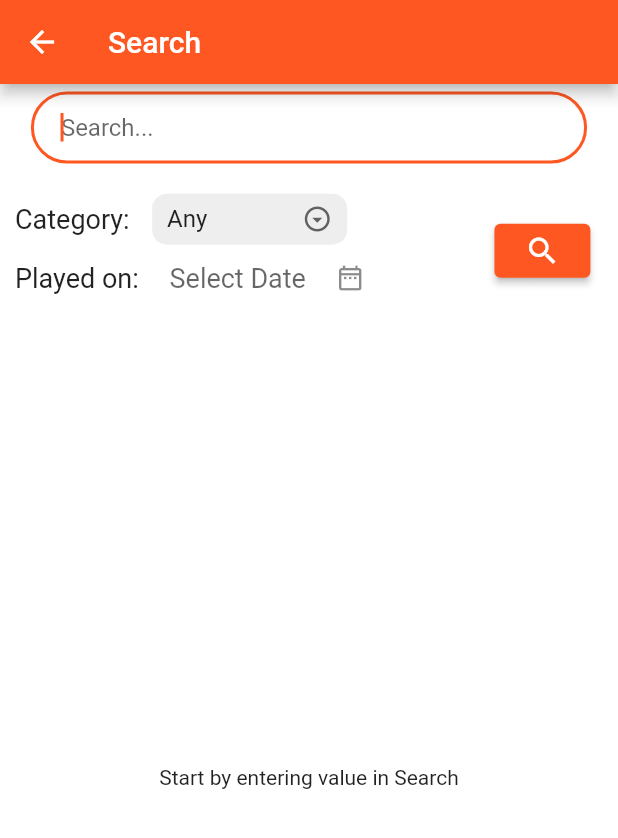
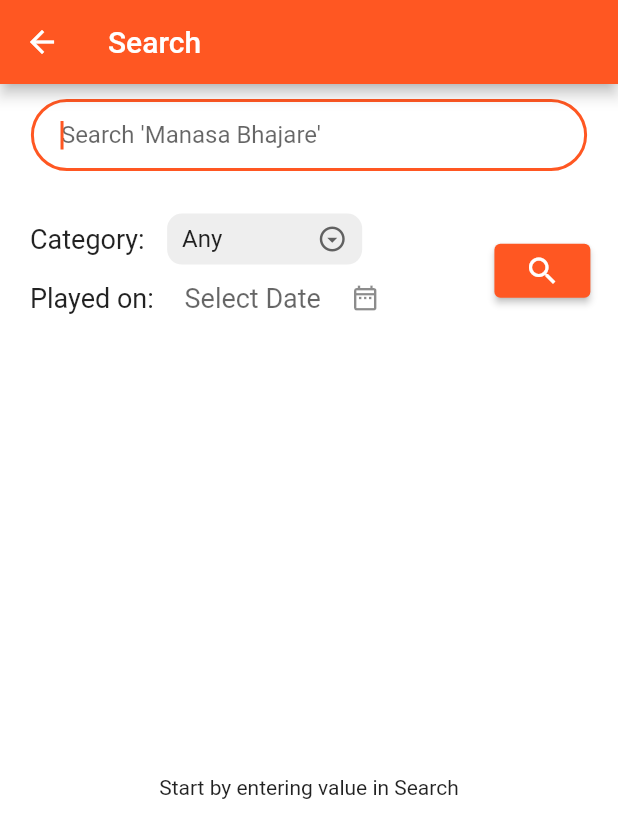
Before and after one commit to immadisairaj/radiosai, a Flutter app: the Search screen opened directly, on a phone screen of 412 x 824 dp. Shown: the top 838 px of the screen. Run offline on Flutter 3.47's test engine with Material 2 defaults, Android fonts, the phone set to English and light mode, and no system bars; our stand-ins replace audio_service, audio_video_progress_bar, cached_network_image, flutter_cache_manager, gallery_saver, get_it and 10 more; missing offline and left inert: flutter_downloader; accounts and stored records are empty; network calls fail.

Commit message:
update UI

```diff
--- a/lib/screens/search/search.dart
+++ b/lib/screens/search/search.dart
@@ -219,15 +219,19 @@ class _Search extends State<Search> {
         child: Column(
           children: [
             if (!isSmallerScreen)
-              AnimatedContainer(
-                height: _showDropDown ? height * 0.19 : 0,
+              Padding(
+                padding: const EdgeInsets.only(top: 5),
+                child: AnimatedContainer(
+                  height: _showDropDown ? height * 0.2 : 0,
                   duration: _showDropDown
                       ? const Duration(milliseconds: 200)
                       : const Duration(milliseconds: 300),
                   child: _searchForm(isDarkTheme),
                 ),
+              ),
             Expanded(
               child: Stack(
+                alignment: Alignment.center,
                 children: [
                   if (_isLoading == false &&
                       _finalTableData[0][0] != 'null' &&
@@ -248,16 +252,23 @@ class _Search extends State<Search> {
                                 minHeight: (isSmallerScreen || !_showDropDown)
                                     ? MediaQuery.of(context).size.height * 0.9
                                     : MediaQuery.of(context).size.height * 0.7),
+                            child: Padding(
+                              padding:
+                                  const EdgeInsets.only(left: 10, right: 10),
                               child: Card(
-                              elevation: 0,
+                                shape: const RoundedRectangleBorder(
+                                  borderRadius:
+                                      BorderRadius.all(Radius.circular(18)),
+                                ),
+                                elevation: 1,
                                 color: isDarkTheme
                                     ? Colors.grey[800]
                                     : Colors.grey[200],
                                 child: ListView.builder(
                                     shrinkWrap: true,
                                     primary: false,
-                                  padding:
-                                      const EdgeInsets.only(top: 2, bottom: 2),
+                                    padding: const EdgeInsets.only(
+                                        top: 4, bottom: 4),
                                     itemCount: _finalTableData.length,
                                     itemBuilder: (context, index) {
                                       List<String> rowData =
@@ -272,7 +283,7 @@ class _Search extends State<Search> {
                                         children: [
                                           Padding(
                                             padding: const EdgeInsets.only(
-                                              left: 2, right: 2),
+                                                left: 4, right: 4),
                                             child: Card(
                                               elevation: 0,
                                               color: isDarkTheme
@@ -280,14 +291,16 @@ class _Search extends State<Search> {
                                                   : Colors.grey[200],
                                               child: InkWell(
                                                 child: Padding(
-                                                padding: const EdgeInsets.only(
+                                                  padding:
+                                                      const EdgeInsets.only(
                                                           top: 2, bottom: 2),
                                                   child: Center(
                                                     child: ListTile(
                                                       title: Text(
                                                         category,
                                                         style: TextStyle(
-                                                        color: Theme.of(context)
+                                                          color: Theme.of(
+                                                                  context)
                                                               .secondaryHeaderColor,
                                                           fontWeight:
                                                               FontWeight.w600,
@@ -305,8 +318,8 @@ class _Search extends State<Search> {
                                                               color: isDarkTheme
                                                                   ? Colors
                                                                       .grey[300]
-                                                                : Colors
-                                                                    .grey[700],
+                                                                  : Colors.grey[
+                                                                      700],
                                                             ),
                                                           ),
                                                           Text(
@@ -315,8 +328,8 @@ class _Search extends State<Search> {
                                                               color: isDarkTheme
                                                                   ? Colors
                                                                       .grey[300]
-                                                                : Colors
-                                                                    .grey[700],
+                                                                  : Colors.grey[
+                                                                      700],
                                                             ),
                                                           ),
                                                         ],
@@ -336,7 +349,8 @@ class _Search extends State<Search> {
                                                         MaterialPageRoute(
                                                             builder: (context) =>
                                                                 Media(
-                                                                  fids: fids)));
+                                                                    fids:
+                                                                        fids)));
                                                   } else {
                                                     _showSnackBar(
                                                         context,
@@ -352,7 +366,8 @@ class _Search extends State<Search> {
                                               ),
                                             ),
                                           ),
-                                        if (index != _finalTableData.length - 1)
+                                          if (index !=
+                                              _finalTableData.length - 1)
                                             const Divider(
                                               height: 2,
                                               thickness: 1.5,
@@ -360,6 +375,7 @@ class _Search extends State<Search> {
                                         ],
                                       );
                                     }),
+                              ),
                             ),
                           ),
                         ),
@@ -417,10 +433,11 @@ class _Search extends State<Search> {
                         child: _showLoading(isDarkTheme),
                       ),
                     ),
+                  // Pagination when there are more than one page
+                  _pagination(),
                 ],
               ),
             ),
-            _pagination(),
           ],
         ),
       ),
@@ -722,7 +739,7 @@ class _Search extends State<Search> {
         child: Column(
           children: [
             AnimatedContainer(
-              height: _showDropDown ? height * 0.08 : 0,
+              height: _showDropDown ? height * 0.09 : 0,
               duration: const Duration(milliseconds: 200),
               child: Padding(
                 padding: const EdgeInsets.only(top: 5, bottom: 8),
@@ -739,7 +756,7 @@ class _Search extends State<Search> {
                     expands: false,
                     controller: _textController,
                     decoration: InputDecoration(
-                      hintText: 'Search...',
+                      hintText: 'Search \'Manasa Bhajare\'',
                       contentPadding:
                           const EdgeInsets.only(left: 20, right: 20),
                       border: OutlineInputBorder(
@@ -774,6 +791,8 @@ class _Search extends State<Search> {
                 children: [
                   Flexible(
                     flex: 4,
+                    child: Padding(
+                      padding: const EdgeInsets.only(left: 10),
                       child: Column(
                         mainAxisSize: MainAxisSize.min,
                         children: [
@@ -785,7 +804,8 @@ class _Search extends State<Search> {
                               child: Row(
                                 children: [
                                   const Padding(
-                                  padding: EdgeInsets.only(left: 10, right: 10),
+                                    padding:
+                                        EdgeInsets.only(left: 10, right: 10),
                                     child: Center(
                                       child: Text(
                                         'Category:',
@@ -814,7 +834,8 @@ class _Search extends State<Search> {
                               child: Row(
                                 children: [
                                   const Padding(
-                                  padding: EdgeInsets.only(left: 10, right: 10),
+                                    padding:
+                                        EdgeInsets.only(left: 10, right: 10),
                                     child: Center(
                                       child: Text(
                                         'Played on:',
@@ -825,7 +846,8 @@ class _Search extends State<Search> {
                                     ),
                                   ),
                                   SizedBox(
-                                  width: (selectedDateString != '') ? 150 : 160,
+                                    width:
+                                        (selectedDateString != '') ? 150 : 160,
                                     child: Center(
                                       child: Padding(
                                         padding: const EdgeInsets.symmetric(
@@ -839,7 +861,8 @@ class _Search extends State<Search> {
                                             hintStyle: const TextStyle(
                                               fontSize: 18,
                                             ),
-                                          suffixIcon: (selectedDateString == '')
+                                            suffixIcon: (selectedDateString ==
+                                                    '')
                                                 ? const Icon(
                                                     Icons.date_range_outlined,
                                                     size: 20,
@@ -876,6 +899,7 @@ class _Search extends State<Search> {
                             ),
                           ),
                         ],
+                      ),
                     ),
                   ),
                   Flexible(
@@ -975,23 +999,38 @@ class _Search extends State<Search> {
     // and this scroll bar is always shown
     ScrollController scrollController = ScrollController();
 
-    return SizedBox(
-      height: MediaQuery.of(context).size.height * 0.07,
-      child: Material(
-        color: Colors.transparent,
+    return Positioned(
+      bottom: 10,
+      child: Container(
+        constraints: BoxConstraints(
+          maxHeight: MediaQuery.of(context).size.height * 0.07,
+          maxWidth: MediaQuery.of(context).size.width * 0.9,
+          minWidth: 50,
+        ),
+        decoration: BoxDecoration(
+          borderRadius: BorderRadius.circular(18),
+          color: Theme.of(context).backgroundColor,
+        ),
+        child: Padding(
+          padding: const EdgeInsets.only(left: 8, right: 8),
           child: Scrollbar(
             radius: const Radius.circular(8),
             isAlwaysShown: true,
             controller: scrollController,
             child: ListView.builder(
-            padding: const EdgeInsets.all(0),
+              padding:
+                  const EdgeInsets.only(left: 4, right: 4, top: 2, bottom: 2),
               shrinkWrap: true,
+              physics: const BouncingScrollPhysics(
+                  parent: AlwaysScrollableScrollPhysics()),
               scrollDirection: Axis.horizontal,
               controller: scrollController,
               itemCount: lastPage,
               itemBuilder: (context, index) {
                 bool isSelectedPage = (currentPage == index + 1);
-              return SizedBox(
+                return Material(
+                  color: Colors.transparent,
+                  child: SizedBox(
                     width: 50,
                     child: Card(
                       elevation: 0,
@@ -1015,8 +1054,10 @@ class _Search extends State<Search> {
                         },
                       ),
                     ),
+                  ),
                 );
               },
+            ),
           ),
         ),
       ),
--- a/lib/screens/settings/settings.dart
+++ b/lib/screens/settings/settings.dart
@@ -27,7 +27,7 @@ class _Settings extends State<Settings> {
     buildNumber: '',
   );
 
-  final EdgeInsetsGeometry _contentPadding = const EdgeInsets.only(left: 10);
+  final EdgeInsetsGeometry _contentPadding = const EdgeInsets.only(left: 20);
 
   @override
   void initState() {
--- a/pubspec.yaml
+++ b/pubspec.yaml
@@ -17,7 +17,7 @@ publish_to: 'none' # Remove this line if you wish to publish to pub.dev
 # https://developer.apple.com/library/archive/documentation/General/Reference/InfoPlistKeyReference/Articles/CoreFoundationKeys.html
 
 # versioning style <major>.<feature>.<fixes>+<commits>
-version: 0.10.4+120
+version: 0.10.4+121
 
 environment:
   sdk: ">=2.7.0 <3.0.0"
```
Also changed, not shown: lib/screens/media/media.dart (+11 -6 lines), lib/screens/radio_schedule/schedule_data.dart (+25 -13 lines), lib/widgets/settings/settings_section.dart (+5 -2 lines), 1 other file. Lines whose indentation alone changed are shown as unchanged.
